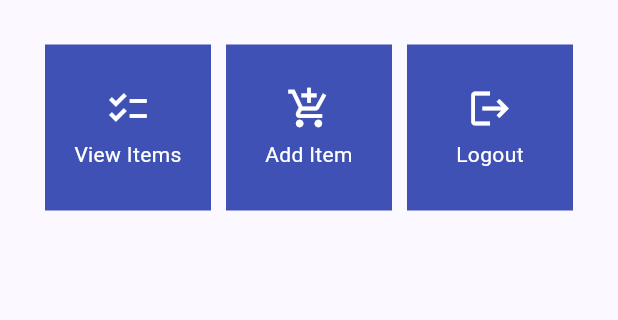
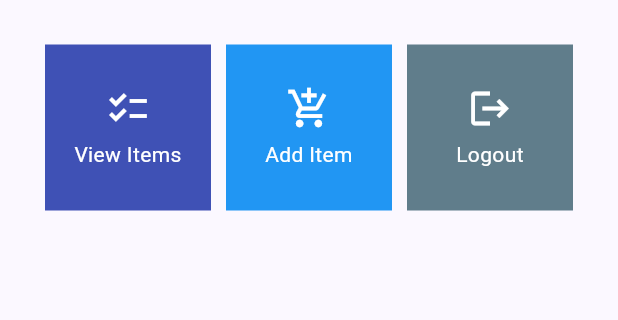
Before and after one commit to EzarY7/inventory-mobile, a Flutter app: the screen it shows after launch, on a phone screen of 412 x 824 dp, the part 179-499 px from its top. Run offline on Flutter 3.47's test engine with Material 2 defaults, Android fonts, the phone set to English and light mode, and no system bars.

Commit message:
Assignment 7 BONUS POINTS (Unique colors for each button)

```diff
--- a/inventory/lib/menu.dart
+++ b/inventory/lib/menu.dart
@@ -53,16 +53,17 @@ class MyHomePage extends StatelessWidget {
 }
 
 final List<Item> items = [
-    Item("View Items", Icons.checklist),
-    Item("Add Item", Icons.add_shopping_cart),
-    Item("Logout", Icons.logout),
+    Item("View Items", Icons.checklist, Colors.indigo),
+    Item("Add Item", Icons.add_shopping_cart, Colors.blue),
+    Item("Logout", Icons.logout, Colors.blueGrey),
 ];
 
 class Item {
   final String name;
   final IconData icon;
+  final MaterialColor color;
 
-  Item(this.name, this.icon);
+  Item(this.name, this.icon, this.color);
 }
 
 class Card extends StatelessWidget {
@@ -73,7 +74,7 @@ class Card extends StatelessWidget {
   @override
   Widget build(BuildContext context) {
     return Material(
-      color: Colors.indigo,
+      color: item.color,
       child: InkWell(
         // Responsive touch area
         onTap: () {
```
